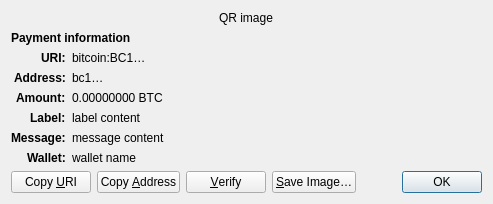
BigOunceChristo/bitpulse, file src/qt/forms/receiverequestdialog.ui: the form before one commit.
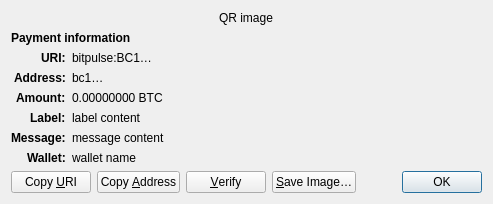
The form after the commit. Custom widgets are drawn as their Qt base class.

What changed in the file:
```diff
--- a/src/qt/forms/receiverequestdialog.ui
+++ b/src/qt/forms/receiverequestdialog.ui
@@ -65,7 +65,7 @@
    <item row="2" column="1" alignment="Qt::AlignTop">
     <widget class="QLabel" name="uri_content">
      <property name="text">
-      <string notr="true">bitcoin:BC1…</string>
+      <string notr="true">bitpulse:BC1…</string>
      </property>
      <property name="textFormat">
       <enum>Qt::RichText</enum>
```
